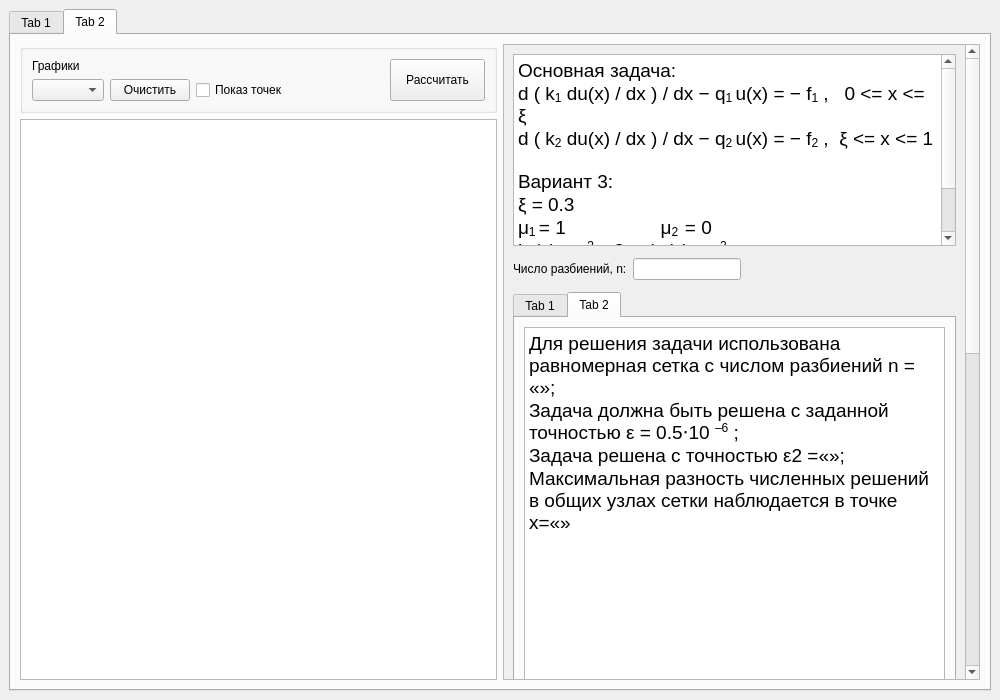
First picture: the form in ui/mainwindow.ui, repository Termtre/GFTS2, before the edit.
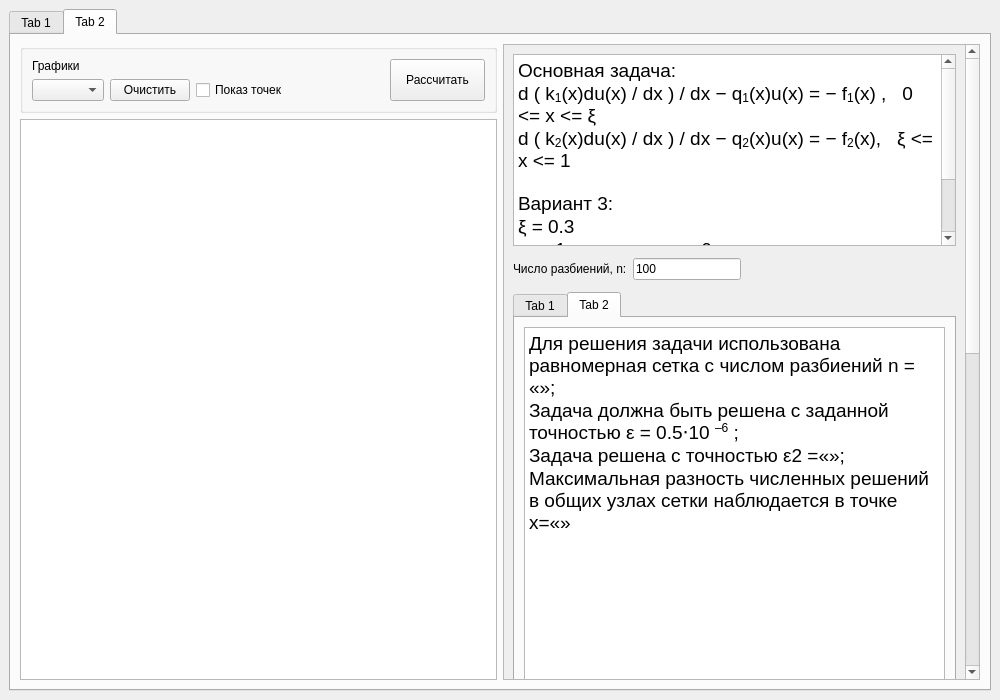
Second picture: the form after the edit. The open tabs and pages were chosen to show the change. Custom widgets are drawn as their Qt base class.

Diff of the .ui file:
```diff
--- a/ui/mainwindow.ui
+++ b/ui/mainwindow.ui
@@ -406,8 +406,8 @@
 li.checked::marker { content: &quot;\2612&quot;; }
 &lt;/style&gt;&lt;/head&gt;&lt;body style=&quot; font-family:'.AppleSystemUIFont'; font-size:13pt; font-weight:400; font-style:normal;&quot;&gt;
 &lt;p style=&quot; margin-top:0px; margin-bottom:0px; margin-left:0px; margin-right:0px; -qt-block-indent:0; text-indent:0px;&quot;&gt;&lt;span style=&quot; font-family:'Segoe UI'; font-size:14pt;&quot;&gt;Основная задача:&lt;/span&gt;&lt;/p&gt;
-&lt;p style=&quot; margin-top:0px; margin-bottom:0px; margin-left:0px; margin-right:0px; -qt-block-indent:0; text-indent:0px;&quot;&gt;&lt;span style=&quot; font-family:'Segoe UI'; font-size:14pt;&quot;&gt;d ( k&lt;/span&gt;&lt;span style=&quot; font-family:'Segoe UI'; font-size:14pt; vertical-align:sub;&quot;&gt;1&lt;/span&gt;&lt;span style=&quot; font-family:'Segoe UI'; font-size:14pt;&quot;&gt; du(x) / dx ) / dx − q&lt;/span&gt;&lt;span style=&quot; font-family:'Segoe UI'; font-size:14pt; vertical-align:sub;&quot;&gt;1 &lt;/span&gt;&lt;span style=&quot; font-family:'Segoe UI'; font-size:14pt;&quot;&gt;u(x) = − f&lt;/span&gt;&lt;span style=&quot; font-family:'Segoe UI'; font-size:14pt; vertical-align:sub;&quot;&gt;1&lt;/span&gt;&lt;span style=&quot; font-family:'Segoe UI'; font-size:14pt;&quot;&gt; ,   0 &amp;lt;= x &amp;lt;= ξ&lt;/span&gt;&lt;/p&gt;
-&lt;p style=&quot; margin-top:0px; margin-bottom:0px; margin-left:0px; margin-right:0px; -qt-block-indent:0; text-indent:0px;&quot;&gt;&lt;span style=&quot; font-family:'Segoe UI'; font-size:14pt;&quot;&gt;d ( k&lt;/span&gt;&lt;span style=&quot; font-family:'Segoe UI'; font-size:14pt; vertical-align:sub;&quot;&gt;2&lt;/span&gt;&lt;span style=&quot; font-family:'Segoe UI'; font-size:14pt;&quot;&gt; du(x) / dx ) / dx − q&lt;/span&gt;&lt;span style=&quot; font-family:'Segoe UI'; font-size:14pt; vertical-align:sub;&quot;&gt;2 &lt;/span&gt;&lt;span style=&quot; font-family:'Segoe UI'; font-size:14pt;&quot;&gt;u(x) = − f&lt;/span&gt;&lt;span style=&quot; font-family:'Segoe UI'; font-size:14pt; vertical-align:sub;&quot;&gt;2&lt;/span&gt;&lt;span style=&quot; font-family:'Segoe UI'; font-size:14pt;&quot;&gt; ,  ξ &amp;lt;= x &amp;lt;= 1&lt;/span&gt;&lt;/p&gt;
+&lt;p style=&quot; margin-top:0px; margin-bottom:0px; margin-left:0px; margin-right:0px; -qt-block-indent:0; text-indent:0px;&quot;&gt;&lt;span style=&quot; font-family:'Segoe UI'; font-size:14pt;&quot;&gt;d ( k&lt;/span&gt;&lt;span style=&quot; font-family:'Segoe UI'; font-size:14pt; vertical-align:sub;&quot;&gt;1&lt;/span&gt;&lt;span style=&quot; font-family:'Segoe UI'; font-size:14pt;&quot;&gt;(x)du(x) / dx ) / dx − q&lt;/span&gt;&lt;span style=&quot; font-family:'Segoe UI'; font-size:14pt; vertical-align:sub;&quot;&gt;1&lt;/span&gt;&lt;span style=&quot; font-family:'Segoe UI'; font-size:14pt;&quot;&gt;(x)u(x) = − f&lt;/span&gt;&lt;span style=&quot; font-family:'Segoe UI'; font-size:14pt; vertical-align:sub;&quot;&gt;1&lt;/span&gt;&lt;span style=&quot; font-family:'Segoe UI'; font-size:14pt;&quot;&gt;(x) ,   0 &amp;lt;= x &amp;lt;= ξ&lt;/span&gt;&lt;/p&gt;
+&lt;p style=&quot; margin-top:0px; margin-bottom:0px; margin-left:0px; margin-right:0px; -qt-block-indent:0; text-indent:0px;&quot;&gt;&lt;span style=&quot; font-family:'Segoe UI'; font-size:14pt;&quot;&gt;d ( k&lt;/span&gt;&lt;span style=&quot; font-family:'Segoe UI'; font-size:14pt; vertical-align:sub;&quot;&gt;2&lt;/span&gt;&lt;span style=&quot; font-family:'Segoe UI'; font-size:14pt;&quot;&gt;(x)du(x) / dx ) / dx − q&lt;/span&gt;&lt;span style=&quot; font-family:'Segoe UI'; font-size:14pt; vertical-align:sub;&quot;&gt;2&lt;/span&gt;&lt;span style=&quot; font-family:'Segoe UI'; font-size:14pt;&quot;&gt;(x)u(x) = − f&lt;/span&gt;&lt;span style=&quot; font-family:'Segoe UI'; font-size:14pt; vertical-align:sub;&quot;&gt;2&lt;/span&gt;&lt;span style=&quot; font-family:'Segoe UI'; font-size:14pt;&quot;&gt;(x),   ξ &amp;lt;= x &amp;lt;= 1&lt;/span&gt;&lt;/p&gt;
 &lt;p style=&quot;-qt-paragraph-type:empty; margin-top:0px; margin-bottom:0px; margin-left:0px; margin-right:0px; -qt-block-indent:0; text-indent:0px;&quot;&gt;&lt;br /&gt;&lt;/p&gt;
 &lt;p style=&quot; margin-top:0px; margin-bottom:0px; margin-left:0px; margin-right:0px; -qt-block-indent:0; text-indent:0px;&quot;&gt;&lt;span style=&quot; font-family:'Segoe UI'; font-size:14pt;&quot;&gt;Вариант 3:&lt;/span&gt;&lt;/p&gt;
 &lt;p style=&quot; margin-top:0px; margin-bottom:0px; margin-left:0px; margin-right:0px; -qt-block-indent:0; text-indent:0px;&quot;&gt;&lt;span style=&quot; font-family:'Segoe UI'; font-size:14pt;&quot;&gt;ξ = 0.3&lt;/span&gt;&lt;/p&gt;
@@ -433,6 +433,9 @@
                 <verstretch>0</verstretch>
                </sizepolicy>
               </property>
+              <property name="text">
+               <string>100</string>
+              </property>
              </widget>
             </item>
             <item row="4" column="0" colspan="2">
```
Left out of the diff: 5 changed lines with no effect on the pictures.
